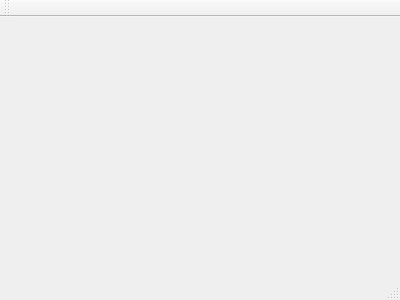
The window that mainwindow.ui (AlternatingCurrent/TrafficSimulator) describes before a commit, drawn with Qt 5.
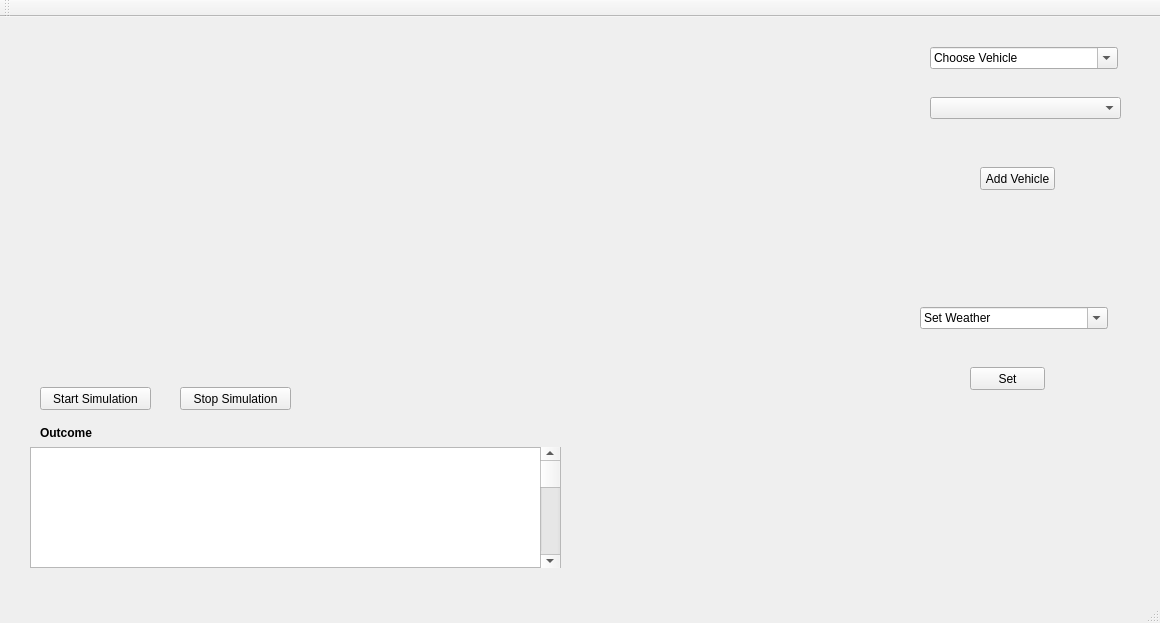
The same window after the commit.

Patch:
```diff
--- a/mainwindow.ui
+++ b/mainwindow.ui
@@ -1,24 +1,185 @@
 <ui version="4.0">
  <class>MainWindow</class>
- <widget class="QMainWindow" name="MainWindow" >
-  <property name="geometry" >
+ <widget class="QMainWindow" name="MainWindow">
+  <property name="geometry">
    <rect>
     <x>0</x>
     <y>0</y>
-    <width>400</width>
-    <height>300</height>
+    <width>1160</width>
+    <height>623</height>
    </rect>
   </property>
   <property name="windowTitle" >
    <string>MainWindow</string>
   </property>
-  <widget class="QMenuBar" name="menuBar" />
-  <widget class="QToolBar" name="mainToolBar" />
-  <widget class="QWidget" name="centralWidget" />
-  <widget class="QStatusBar" name="statusBar" />
+  <widget class="QWidget" name="centralWidget">
+   <widget class="QLabel" name="label">
+    <property name="geometry">
+     <rect>
+      <x>50</x>
+      <y>30</y>
+      <width>721</width>
+      <height>301</height>
+     </rect>
+    </property>
+    <property name="text">
+     <string/>
+    </property>
+   </widget>
+   <widget class="QPushButton" name="btnStart">
+    <property name="geometry">
+     <rect>
+      <x>40</x>
+      <y>370</y>
+      <width>111</width>
+      <height>23</height>
+     </rect>
+    </property>
+    <property name="text">
+     <string>Start Simulation</string>
+    </property>
+   </widget>
+   <widget class="QPushButton" name="btnStop">
+    <property name="geometry">
+     <rect>
+      <x>180</x>
+      <y>370</y>
+      <width>111</width>
+      <height>23</height>
+     </rect>
+    </property>
+    <property name="text">
+     <string>Stop Simulation</string>
+    </property>
+   </widget>
+   <widget class="QLabel" name="lblOutcome">
+    <property name="geometry">
+     <rect>
+      <x>40</x>
+      <y>400</y>
+      <width>151</width>
+      <height>31</height>
+     </rect>
+    </property>
+    <property name="font">
+     <font>
+      <family>Segoe UI Symbol</family>
+      <weight>75</weight>
+      <italic>false</italic>
+      <bold>true</bold>
+     </font>
+    </property>
+    <property name="text">
+     <string>Outcome</string>
+    </property>
+   </widget>
+   <widget class="QTextBrowser" name="textBrowser">
+    <property name="geometry">
+     <rect>
+      <x>30</x>
+      <y>430</y>
+      <width>531</width>
+      <height>121</height>
+     </rect>
+    </property>
+   </widget>
+   <widget class="QScrollBar" name="verticalScrollBar">
+    <property name="geometry">
+     <rect>
+      <x>540</x>
+      <y>430</y>
+      <width>20</width>
+      <height>121</height>
+     </rect>
+    </property>
+    <property name="orientation">
+     <enum>Qt::Vertical</enum>
+    </property>
+   </widget>
+   <widget class="QFontComboBox" name="addVehicles">
+    <property name="geometry">
+     <rect>
+      <x>930</x>
+      <y>30</y>
+      <width>188</width>
+      <height>22</height>
+     </rect>
+    </property>
+    <property name="currentText">
+     <string>Choose Vehicle</string>
+    </property>
+   </widget>
+   <widget class="QPushButton" name="btnAddVehicle">
+    <property name="geometry">
+     <rect>
+      <x>980</x>
+      <y>150</y>
+      <width>75</width>
+      <height>23</height>
+     </rect>
+    </property>
+    <property name="text">
+     <string>Add Vehicle</string>
+    </property>
+   </widget>
+   <widget class="QComboBox" name="comboBox">
+    <property name="geometry">
+     <rect>
+      <x>930</x>
+      <y>80</y>
+      <width>191</width>
+      <height>22</height>
+     </rect>
+    </property>
+   </widget>
+   <widget class="QFontComboBox" name="Weather">
+    <property name="geometry">
+     <rect>
+      <x>920</x>
+      <y>290</y>
+      <width>188</width>
+      <height>22</height>
+     </rect>
+    </property>
+    <property name="currentText">
+     <string>Set Weather</string>
+    </property>
+   </widget>
+   <widget class="QPushButton" name="btnWeather">
+    <property name="geometry">
+     <rect>
+      <x>970</x>
+      <y>350</y>
+      <width>75</width>
+      <height>23</height>
+     </rect>
+    </property>
+    <property name="text">
+     <string>Set</string>
+    </property>
+   </widget>
+  </widget>
+  <widget class="QMenuBar" name="menuBar">
+   <property name="geometry">
+    <rect>
+     <x>0</x>
+     <y>0</y>
+     <width>1160</width>
+     <height>21</height>
+    </rect>
+   </property>
+  </widget>
+  <widget class="QToolBar" name="mainToolBar">
+   <attribute name="toolBarArea">
+    <enum>TopToolBarArea</enum>
+   </attribute>
+   <attribute name="toolBarBreak">
+    <bool>false</bool>
+   </attribute>
+  </widget>
+  <widget class="QStatusBar" name="statusBar"/>
  </widget>
- <layoutDefault spacing="6" margin="11" />
- <pixmapfunction></pixmapfunction>
+ <layoutdefault spacing="6" margin="11"/>
  <resources/>
  <connections/>
 </ui>
```
Left out of the diff: 3 changed lines with no effect on the pictures.
